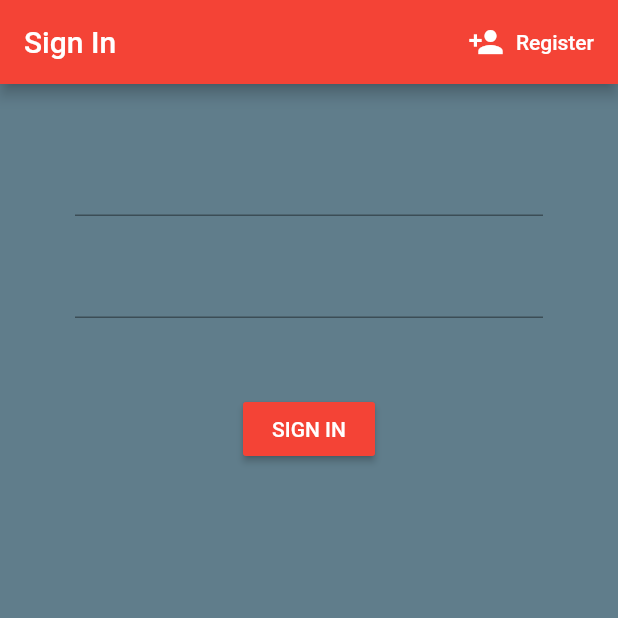
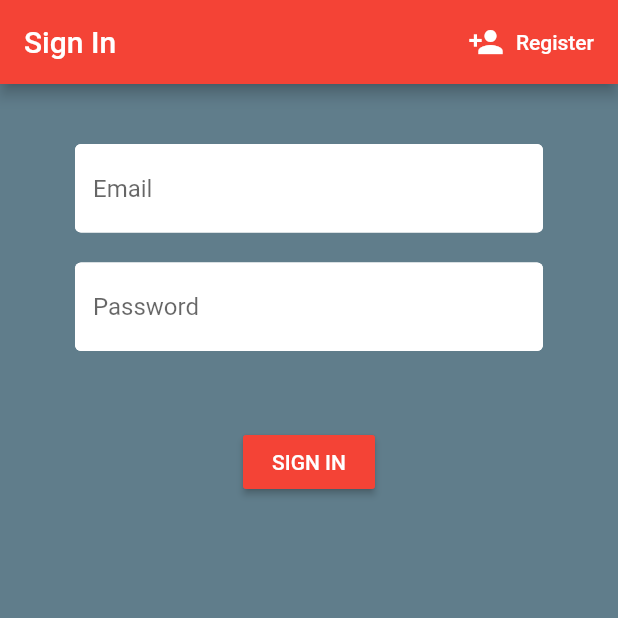
Before and after one commit to emineinan/Flutter, a Flutter app: the screen it shows after launch, on a phone screen of 412 x 824 dp, the top half of it. Run offline on Flutter 3.47's test engine with Material 2 defaults, Android fonts, the phone set to English and light mode, and no system bars; our stand-ins replace cloud_firestore, connectivity, firebase_auth, firebase_core, firebase_messaging, fluttertoast and 3 more; missing offline and left inert: autocomplete_textfield; accounts and stored records are empty.

Commit message:
input decoration added.

```diff
--- a/coffee_app/lib/screens/authenticate/register.dart
+++ b/coffee_app/lib/screens/authenticate/register.dart
@@ -1,4 +1,5 @@
 import 'package:coffee_app/services/auth.dart';
+import 'package:coffee_app/shared/constants.dart';
 import 'package:flutter/material.dart';
 
 class Register extends StatefulWidget {
@@ -19,6 +20,7 @@ class _RegisterState extends State<Register> {
   @override
   Widget build(BuildContext context) {
     return Scaffold(
+      resizeToAvoidBottomPadding: false,
       backgroundColor: Colors.blueGrey,
       appBar: AppBar(
         backgroundColor: Colors.red,
@@ -56,6 +58,7 @@ class _RegisterState extends State<Register> {
                         email = value;
                       });
                     },
+                    decoration: inputDecoration.copyWith(hintText: "Email"),
                   ),
                   SizedBox(
                     height: 20.0,
@@ -70,6 +73,7 @@ class _RegisterState extends State<Register> {
                         password = value;
                       });
                     },
+                    decoration: inputDecoration.copyWith(hintText: "Password"),
                   ),
                   SizedBox(
                     height: 50.0,
--- a/coffee_app/lib/screens/authenticate/sign_in.dart
+++ b/coffee_app/lib/screens/authenticate/sign_in.dart
@@ -1,4 +1,5 @@
 import 'package:coffee_app/services/auth.dart';
+import 'package:coffee_app/shared/constants.dart';
 import 'package:flutter/material.dart';
 
 class SignIn extends StatefulWidget {
@@ -20,6 +21,7 @@ class _SignInState extends State<SignIn> {
   @override
   Widget build(BuildContext context) {
     return Scaffold(
+      resizeToAvoidBottomPadding: false,
       backgroundColor: Colors.blueGrey,
       appBar: AppBar(
         backgroundColor: Colors.red,
@@ -57,6 +59,7 @@ class _SignInState extends State<SignIn> {
                         email = value;
                       });
                     },
+                    decoration: inputDecoration.copyWith(hintText: "Email"),
                   ),
                   SizedBox(
                     height: 20.0,
@@ -71,6 +74,7 @@ class _SignInState extends State<SignIn> {
                         password = value;
                       });
                     },
+                    decoration: inputDecoration.copyWith(hintText: "Password"),
                   ),
                   SizedBox(
                     height: 50.0,
--- /dev/null
+++ b/coffee_app/lib/shared/constants.dart
@@ -0,0 +1,11 @@
+import 'package:flutter/material.dart';
+
+const inputDecoration = InputDecoration(
+  fillColor: Colors.white,
+  filled: true,
+  enabledBorder: OutlineInputBorder(
+    borderSide: BorderSide(color: Colors.white, width: 3.0),
+  ),
+  focusedBorder:
+      OutlineInputBorder(borderSide: BorderSide(color: Colors.red, width: 3.0)),
+);
```
